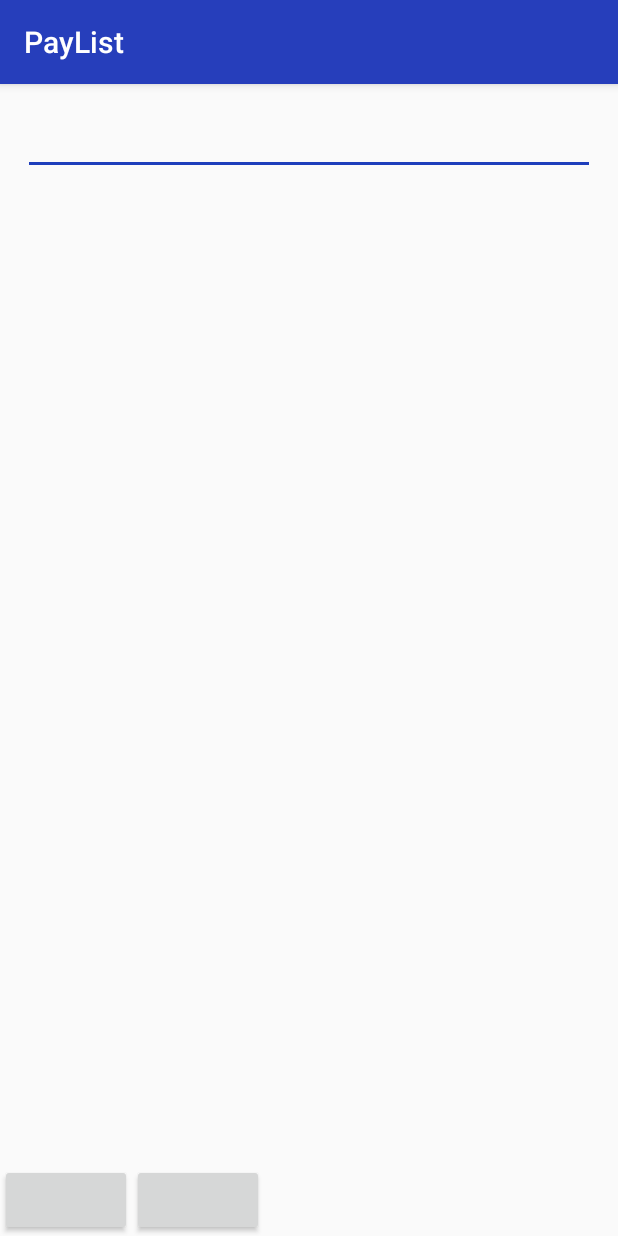
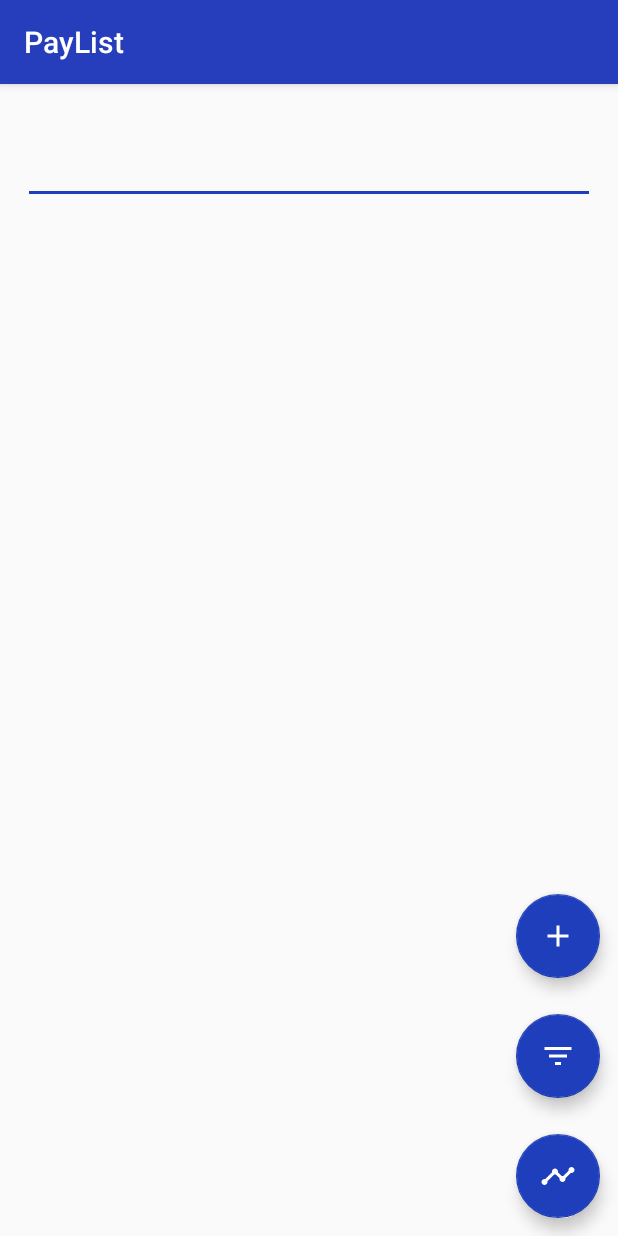
Before and after one commit to stfbnc/PayList, an Android app: the screen it shows after launch (MainActivity), on a phone screen of 412 x 824 dp. Run offline under Robolectric (Android 15) with nearby library versions, the phone set to English and light mode, and no system bars.

```diff
--- a/app/src/main/java/com/papp/paylist/MainActivity.java
+++ b/app/src/main/java/com/papp/paylist/MainActivity.java
@@ -1,32 +1,37 @@
 package com.papp.paylist;
 
+import android.content.Intent;
+import android.database.Cursor;
+import android.support.design.widget.FloatingActionButton;
+import android.support.design.widget.Snackbar;
 import android.support.v7.app.AppCompatActivity;
 import android.os.Bundle;
 import android.support.v7.widget.LinearLayoutManager;
 import android.support.v7.widget.RecyclerView;
 import android.text.Editable;
 import android.text.TextWatcher;
+import android.util.Log;
 import android.view.View;
+import android.widget.Button;
 import android.widget.EditText;
 import android.widget.TextView;
 
-import org.w3c.dom.Text;
+import com.papp.paylist.db.DataManager;
 
 import java.util.ArrayList;
-import java.util.Enumeration;
-import java.util.Hashtable;
 
 public class MainActivity extends AppCompatActivity {
 
     private TextView sep;
-    private ArrayList<String> paylist;
+    private ArrayList<Integer> paylist;
     private PayListAdapter adapter;
-    public static Hashtable<String, Double> dataMap = new Hashtable<>();
 
     @Override
     protected void onCreate(Bundle savedInstanceState) {
         super.onCreate(savedInstanceState);
         setContentView(R.layout.activity_main);
+
+        final DataManager dm = new DataManager(getApplication());
 
         EditText search_et = findViewById(R.id.search_box);
         search_et.addTextChangedListener(new TextWatcher() {
@@ -35,7 +40,7 @@ public class MainActivity extends AppCompatActivity {
 
             @Override
             public void onTextChanged(CharSequence s, int start, int before, int count) {
-                getPayList(s);
+                getPayList(s, dm);
             }
 
             @Override
@@ -50,7 +55,7 @@ public class MainActivity extends AppCompatActivity {
         RecyclerView.LayoutManager layoutManager = new LinearLayoutManager(this);
         rec_paylist.setLayoutManager(layoutManager);
         paylist = new ArrayList<>();
-        adapter = new PayListAdapter(paylist);
+        adapter = new PayListAdapter(dm, paylist);
         rec_paylist.setAdapter(adapter);
         //rec_paylist.addOnItemTouchListener(new RecyclerItemClickListener(this, new RecyclerItemClickListener.OnItemClickListener() {
         //    @Override public void onItemClick(View view, int position) {
@@ -58,18 +63,42 @@ public class MainActivity extends AppCompatActivity {
         //    }
         //}));
 
-        setDataMap();
+        FloatingActionButton fab_new = findViewById(R.id.fab_new);
+        fab_new.setOnClickListener(new View.OnClickListener() {
+            @Override
+            public void onClick(View view) {
+                Snackbar.make(view, "Here's a Snackbar", Snackbar.LENGTH_LONG)
+                        .setAction("Action", null).show();
+            }
+        });
+
+        FloatingActionButton fab_filter = findViewById(R.id.fab_filter);
+        fab_filter.setOnClickListener(new View.OnClickListener() {
+            @Override
+            public void onClick(View view) {
+                Snackbar.make(view, "Here's a Snackbar", Snackbar.LENGTH_LONG)
+                        .setAction("Action", null).show();
+            }
+        });
+
+        FloatingActionButton fab_stats = findViewById(R.id.fab_stats);
+        fab_stats.setOnClickListener(new View.OnClickListener() {
+            @Override
+            public void onClick(View view) {
+                Snackbar.make(view, "Here's a Snackbar", Snackbar.LENGTH_LONG)
+                        .setAction("Action", null).show();
+            }
+        });
+
     }
 
-    public void setDataMap(){
-        dataMap.put("pippo", 2.30);
-        dataMap.put("buiin", 4.32);
-        dataMap.put("diwehu", 5887.0);
-        dataMap.put("oduy", 58.25);
-        dataMap.put("oduyiuu", 57.25);
+    private void openInsertActivity() {
+        Intent intent = new Intent(getApplication(), InsertActivity.class);
+        startActivityForResult(intent, InsertActivity.TAG);
     }
 
-    public void getPayList(CharSequence typed){
+
+    public void getPayList(CharSequence typed, DataManager dataManager){
         String str = typed.toString().trim();
         if (str.length() == 0) {
             paylist.clear();
@@ -77,13 +106,10 @@ public class MainActivity extends AppCompatActivity {
         } else {
             if (paylist.size() > 0)
                 paylist.clear();
-            Enumeration<String> enu = dataMap.keys();
-            if(enu != null) {
-                while (enu.hasMoreElements()) {
-                    String nm = enu.nextElement().trim();
-                    if(nm.matches("^"+str+".*"))
-                        paylist.add(nm);
-                }
+            Cursor c = dataManager.dbSearchNames(str);
+            while(c.moveToNext()) {
+                paylist.add(c.getInt(0));
+                Log.d("urno", "urno = "+c.getInt(0));
             }
             if(paylist.size() > 0)
                 sep.setVisibility(View.VISIBLE);
--- a/app/src/main/java/com/papp/paylist/PayListAdapter.java
+++ b/app/src/main/java/com/papp/paylist/PayListAdapter.java
@@ -1,17 +1,21 @@
 package com.papp.paylist;
 
 import android.content.Context;
+import android.database.Cursor;
 import android.support.v7.widget.RecyclerView;
 import android.view.LayoutInflater;
 import android.view.View;
 import android.view.ViewGroup;
 import android.widget.TextView;
 
+import com.papp.paylist.db.DataManager;
+
 import java.util.ArrayList;
 
 public class PayListAdapter extends RecyclerView.Adapter<PayListAdapter.ViewHolder> {
 
-    private ArrayList<String> mList;
+    private ArrayList<Integer> mList;
+    private DataManager dataManager;
     private Context ctx;
 
     public static class ViewHolder extends RecyclerView.ViewHolder {
@@ -23,8 +27,9 @@ public class PayListAdapter extends RecyclerView.Adapter<PayListAdapter.ViewHold
         }
     }
 
-    public PayListAdapter(ArrayList<String> lst) {
-        mList = lst;
+    public PayListAdapter(DataManager dataManager, ArrayList<Integer> mList) {
+        this.mList = mList;
+        this.dataManager = dataManager;
     }
 
     @Override
@@ -39,9 +44,13 @@ public class PayListAdapter extends RecyclerView.Adapter<PayListAdapter.ViewHold
     @Override
     public void onBindViewHolder(PayListAdapter.ViewHolder holder, int position) {
         if(mList.size() > 0) {
-            String nm = mList.get(position);
-            holder.name.setText(nm);
-            holder.money.setText(String.valueOf(MainActivity.dataMap.get(nm)));
+            Integer tab_id = mList.get(position);
+            Cursor c = dataManager.dbSelectByUrno(tab_id);
+            if(c.getCount() > 0) {
+                c.moveToNext();
+                holder.name.setText(c.getString(0));
+                holder.money.setText(String.valueOf(c.getDouble(1)));
+            }
         }
     }
 
--- /dev/null
+++ b/app/src/main/java/com/papp/paylist/db/DataManager.java
@@ -0,0 +1,84 @@
+package com.papp.paylist.db;
+
+import android.content.Context;
+import android.database.Cursor;
+import android.database.sqlite.SQLiteDatabase;
+import android.database.sqlite.SQLiteOpenHelper;
+import android.util.Log;
+
+public class DataManager {
+
+    private SQLiteDatabase db;
+    //db paytab columns
+    public static final String PAYTAB_ID = "URNO";
+    public static final String PAYTAB_NAME = "NAME";
+    public static final String PAYTAB_EURO = "EURO";
+    //db info
+    private static final String DB_NAME = "PAYLIST_DB";
+    private static final int DB_VERSION = 1;
+    private static final String PAYTAB = "PAYTAB";
+
+    public DataManager(Context context){
+        CustomSQLiteOpenHelper helper = new CustomSQLiteOpenHelper(context);
+        db = helper.getWritableDatabase();
+    }
+
+    public void dbInsert(String name, double euro){
+        String query = "INSERT INTO "+PAYTAB+" ("+PAYTAB_NAME+", "+PAYTAB_EURO+") VALUES ("+"'"+name+"', "+euro+");";
+        Log.i("insert() = ", query);
+        db.execSQL(query);
+    }
+
+    public void dbDelete(String name){
+        String query = "DELETE FROM "+PAYTAB+" WHERE "+PAYTAB_NAME+" = '"+name+"';";
+        Log.i("delete() = ", query);
+        db.execSQL(query);
+    }
+
+    public void dbDeleteAll(){
+        String query = "DELETE FROM "+PAYTAB+";";
+        Log.i("deleteAll() = ", query);
+        db.execSQL(query);
+    }
+
+    public Cursor dbSelectByUrno(Integer urno){
+        Cursor c = db.rawQuery("SELECT "+PAYTAB_NAME+", "+PAYTAB_EURO+" FROM "+PAYTAB+" WHERE URNO = "+urno+";", null);
+        return c;
+    }
+
+    public Cursor dbSelectAll(){
+        Cursor c = db.rawQuery("SELECT * FROM "+PAYTAB+" ORDER BY "+PAYTAB_NAME+";", null);
+        return c;
+    }
+
+    public int dbRows(){
+        Cursor c = db.rawQuery("SELECT * FROM "+PAYTAB+";", null);
+        return c.getCount();
+    }
+
+    public Cursor dbSearchNames(String str){
+        String query = "SELECT "+PAYTAB_ID+" FROM "+PAYTAB+" WHERE "+PAYTAB_NAME+" LIKE '%"+str+"%';";
+        Log.i("search() = ", query);
+        Cursor c = db.rawQuery(query, null);
+        return c;
+    }
+
+    private class CustomSQLiteOpenHelper extends SQLiteOpenHelper {
+
+        public CustomSQLiteOpenHelper(Context context){
+            super(context, DB_NAME, null, DB_VERSION);
+        }
+
+        @Override
+        public void onCreate(SQLiteDatabase db){
+            String newTable = "CREATE TABLE "+PAYTAB+" ("+PAYTAB_ID+" INTEGER PRIMARY KEY NOT NULL, "+
+                    PAYTAB_NAME+" TEXT NOT NULL, "+PAYTAB_EURO+" REAL NOT NULL);";
+            db.execSQL(newTable);
+        }
+
+        @Override
+        public void onUpgrade(SQLiteDatabase db, int oldVersion, int newVersion){}
+
+    }
+
+}
--- /dev/null
+++ b/app/src/main/res/drawable/fab_filter.xml
@@ -0,0 +1,5 @@
+<vector android:height="24dp" android:tint="#FFFFFF"
+    android:viewportHeight="24.0" android:viewportWidth="24.0"
+    android:width="24dp" xmlns:android="http://schemas.android.com/apk/res/android">
+    <path android:fillColor="#FF000000" android:pathData="M10,18h4v-2h-4v2zM3,6v2h18L21,6L3,6zM6,13h12v-2L6,11v2z"/>
+</vector>
--- /dev/null
+++ b/app/src/main/res/drawable/fab_insert.xml
@@ -0,0 +1,5 @@
+<vector android:height="24dp" android:tint="#FFFFFF"
+    android:viewportHeight="24.0" android:viewportWidth="24.0"
+    android:width="24dp" xmlns:android="http://schemas.android.com/apk/res/android">
+    <path android:fillColor="#FF000000" android:pathData="M19,13h-6v6h-2v-6H5v-2h6V5h2v6h6v2z"/>
+</vector>
--- /dev/null
+++ b/app/src/main/res/drawable/fab_stats.xml
@@ -0,0 +1,5 @@
+<vector android:height="24dp" android:tint="#FFFFFF"
+    android:viewportHeight="24.0" android:viewportWidth="24.0"
+    android:width="24dp" xmlns:android="http://schemas.android.com/apk/res/android">
+    <path android:fillColor="#FF000000" android:pathData="M23,8c0,1.1 -0.9,2 -2,2 -0.18,0 -0.35,-0.02 -0.51,-0.07l-3.56,3.55c0.05,0.16 0.07,0.34 0.07,0.52 0,1.1 -0.9,2 -2,2s-2,-0.9 -2,-2c0,-0.18 0.02,-0.36 0.07,-0.52l-2.55,-2.55c-0.16,0.05 -0.34,0.07 -0.52,0.07s-0.36,-0.02 -0.52,-0.07l-4.55,4.56c0.05,0.16 0.07,0.33 0.07,0.51 0,1.1 -0.9,2 -2,2s-2,-0.9 -2,-2 0.9,-2 2,-2c0.18,0 0.35,0.02 0.51,0.07l4.56,-4.55C8.02,9.36 8,9.18 8,9c0,-1.1 0.9,-2 2,-2s2,0.9 2,2c0,0.18 -0.02,0.36 -0.07,0.52l2.55,2.55c0.16,-0.05 0.34,-0.07 0.52,-0.07s0.36,0.02 0.52,0.07l3.55,-3.56C19.02,8.35 19,8.18 19,8c0,-1.1 0.9,-2 2,-2s2,0.9 2,2z"/>
+</vector>
--- a/app/src/main/res/layout/activity_main.xml
+++ b/app/src/main/res/layout/activity_main.xml
@@ -4,6 +4,14 @@
     android:layout_height="match_parent"
     android:orientation="vertical"
     android:id="@+id/main_layout">
+
+    <TextView
+        android:id="@+id/date_period"
+        android:layout_width="match_parent"
+        android:layout_height="wrap_content"
+        android:textStyle="bold"
+        android:textColor="@color/black"
+        android:layout_gravity="center_horizontal"/>
 
     <EditText
         android:id="@+id/search_box"
@@ -30,25 +38,31 @@
         android:layout_marginBottom="5dp"
         android:layout_weight="1"/>
 
-    <LinearLayout
-        android:id="@+id/bottom_btns"
-        android:layout_width="match_parent"
+    <android.support.design.widget.FloatingActionButton
+        android:id="@+id/fab_new"
+        android:layout_width="wrap_content"
         android:layout_height="wrap_content"
-        android:layout_gravity="center_horizontal"
-        android:orientation="horizontal">
+        android:layout_gravity="end|bottom"
+        android:src="@drawable/fab_insert"
+        android:contentDescription="@string/fab_new"
+        android:layout_margin="12dp" />
 
-        <Button
-            android:id="@+id/see_all"
-            android:layout_width="wrap_content"
-            android:layout_height="wrap_content"
-            android:padding="5dp"/>
+    <android.support.design.widget.FloatingActionButton
+        android:id="@+id/fab_filter"
+        android:layout_width="wrap_content"
+        android:layout_height="wrap_content"
+        android:layout_gravity="end|bottom"
+        android:src="@drawable/fab_filter"
+        android:contentDescription="@string/fab_filter"
+        android:layout_margin="12dp" />
 
-        <Button
-            android:id="@+id/insert_new"
-            android:layout_width="wrap_content"
-            android:layout_height="wrap_content"
-            android:padding="5dp"/>
-
-    </LinearLayout>
+    <android.support.design.widget.FloatingActionButton
+        android:id="@+id/fab_stats"
+        android:layout_width="wrap_content"
+        android:layout_height="wrap_content"
+        android:layout_gravity="end|bottom"
+        android:src="@drawable/fab_stats"
+        android:contentDescription="@string/fab_stats"
+        android:layout_margin="12dp" />
 
 </LinearLayout>
--- a/app/src/main/res/values/strings.xml
+++ b/app/src/main/res/values/strings.xml
@@ -1,4 +1,9 @@
 <resources>
     <string name="app_name">PayList</string>
-    <string name="search_box_hint">Cerca nome</string>
+    <string name="search_box_hint">Cerca</string>
+    <string name="date_period">Periodo:</string>
+    <string name="dates_sep">-></string>
+    <string name="fab_new">Inserisci nuovo</string>
+    <string name="fab_stats">Visualizza statistiche</string>
+    <string name="fab_filter">Filtra record</string>
 </resources>
```
Also changed, not shown: app/src/main/java/com/papp/paylist/InsertActivity.java (added, +67 -0 lines), app/src/main/res/drawable/data_icon.xml (added, +9 -0 lines), app/src/main/res/drawable/descr_icon.xml (added, +9 -0 lines), app/src/main/res/drawable/euro_icon.xml (added, +9 -0 lines), app/src/main/res/drawable/inout_icon.xml (added, +9 -0 lines), 1 other file.
